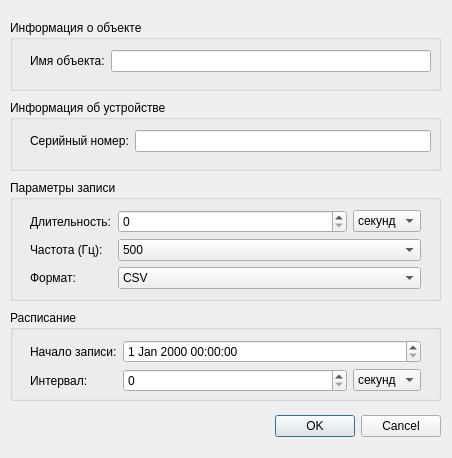
Above: ui/v1/dlg_input_schedule.ui from mcsltd/mcs-inRat-planner before the change. Below: the same form after it.
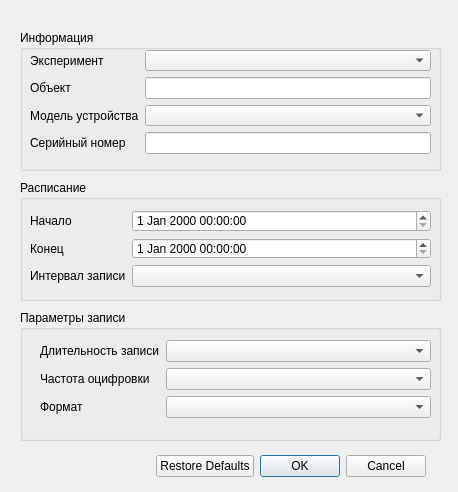
That is the form after the change.

Diff of the .ui file:
```diff
--- a/ui/v1/dlg_input_schedule.ui
+++ b/ui/v1/dlg_input_schedule.ui
@@ -9,8 +9,8 @@
    <rect>
     <x>0</x>
     <y>0</y>
-    <width>452</width>
-    <height>458</height>
+    <width>458</width>
+    <height>492</height>
    </rect>
   </property>
   <property name="windowTitle">
@@ -19,71 +19,41 @@
   <property name="autoFillBackground">
    <bool>false</bool>
   </property>
-  <widget class="QDialogButtonBox" name="buttonBox">
+  <property name="inputMethodHints">
+   <set>Qt::ImhUrlCharactersOnly</set>
+  </property>
+  <property name="sizeGripEnabled">
+   <bool>false</bool>
+  </property>
+  <widget class="QDialogButtonBox" name="buttonBoxSchedule">
    <property name="geometry">
     <rect>
-     <x>100</x>
-     <y>410</y>
-     <width>341</width>
+     <x>140</x>
+     <y>450</y>
+     <width>301</width>
      <height>32</height>
     </rect>
    </property>
+   <property name="layoutDirection">
+    <enum>Qt::LeftToRight</enum>
+   </property>
    <property name="orientation">
     <enum>Qt::Horizontal</enum>
    </property>
    <property name="standardButtons">
-    <set>QDialogButtonBox::Cancel|QDialogButtonBox::Ok</set>
+    <set>QDialogButtonBox::Cancel|QDialogButtonBox::Ok|QDialogButtonBox::RestoreDefaults</set>
    </property>
-  </widget>
-  <widget class="QGroupBox" name="groupBoxInfoObj">
-   <property name="geometry">
-    <rect>
-     <x>10</x>
-     <y>20</y>
-     <width>431</width>
-     <height>71</height>
-    </rect>
+   <property name="centerButtons">
+    <bool>true</bool>
    </property>
-   <property name="title">
-    <string>Информация о объекте</string>
-   </property>
-   <widget class="QWidget" name="formLayoutWidget">
-    <property name="geometry">
-     <rect>
-      <x>20</x>
-      <y>30</y>
-      <width>401</width>
-      <height>31</height>
-     </rect>
-    </property>
-    <layout class="QFormLayout" name="formLayoutObj">
-     <item row="0" column="0">
-      <widget class="QLabel" name="labelObj">
-       <property name="text">
-        <string>Имя объекта:</string>
-       </property>
-      </widget>
-     </item>
-     <item row="0" column="1">
-      <widget class="QLineEdit" name="lineEditObj">
-       <property name="sizePolicy">
-        <sizepolicy hsizetype="Expanding" vsizetype="Fixed">
-         <horstretch>0</horstretch>
-         <verstretch>0</verstretch>
-        </sizepolicy>
-       </property>
-      </widget>
-     </item>
-    </layout>
-   </widget>
   </widget>
   <widget class="QGroupBox" name="groupBoxRecords">
    <property name="geometry">
     <rect>
-     <x>10</x>
-     <y>180</y>
-     <width>431</width>
-     <height>121</height>
+     <x>20</x>
+     <y>310</y>
+     <width>421</width>
+     <height>131</height>
     </rect>
    </property>
    <property name="title">
@@ -102,78 +72,32 @@
      <item row="0" column="0">
       <widget class="QLabel" name="labelDuration">
        <property name="text">
-        <string>Длительность:</string>
+        <string>Длительность записи</string>
        </property>
       </widget>
      </item>
      <item row="1" column="0">
       <widget class="QLabel" name="labelFreq">
        <property name="text">
-        <string>Частота (Гц):</string>
+        <string>Частота оцифровки</string>
        </property>
       </widget>
      </item>
      <item row="1" column="1">
-      <widget class="QComboBox" name="comboBoxFreq">
-       <item>
-        <property name="text">
-         <string>500</string>
-        </property>
-       </item>
-       <item>
-        <property name="text">
-         <string>1000</string>
-        </property>
-       </item>
-       <item>
-        <property name="text">
-         <string>2000</string>
-        </property>
-       </item>
-      </widget>
+      <widget class="QComboBox" name="comboBoxFreq"/>
      </item>
      <item row="2" column="0">
       <widget class="QLabel" name="labelFormat">
        <property name="text">
-        <string>Формат:</string>
+        <string>Формат</string>
        </property>
       </widget>
      </item>
      <item row="2" column="1">
-      <widget class="QComboBox" name="comboBoxFormat">
-       <item>
-        <property name="text">
-         <string>CSV</string>
-        </property>
-       </item>
-      </widget>
+      <widget class="QComboBox" name="comboBoxFormat"/>
      </item>
      <item row="0" column="1">
-      <layout class="QHBoxLayout" name="horizontalLayout">
-       <item>
-        <widget class="QSpinBox" name="spinBoxDuration"/>
-       </item>
-       <item>
-        <widget class="QComboBox" name="comboBoxDurationDim">
-         <property name="sizePolicy">
-          <sizepolicy hsizetype="Maximum" vsizetype="Fixed">
-           <horstretch>0</horstretch>
-           <verstretch>0</verstretch>
-          </sizepolicy>
-         </property>
-         <item>
-          <property name="text">
-           <string>секунд</string>
-          </property>
-         </item>
-         <item>
-          <property name="text">
-           <string>минут</string>
-          </property>
-         </item>
-        </widget>
-       </item>
-      </layout>
+      <widget class="QComboBox" name="comboBoxDuration"/>
      </item>
     </layout>
    </widget>
@@ -181,10 +105,10 @@
   <widget class="QGroupBox" name="groupBoxSchedule">
    <property name="geometry">
     <rect>
-     <x>10</x>
-     <y>310</y>
-     <width>431</width>
-     <height>91</height>
+     <x>20</x>
+     <y>180</y>
+     <width>421</width>
+     <height>121</height>
     </rect>
    </property>
    <property name="title">
@@ -193,61 +117,42 @@
    <widget class="QWidget" name="formLayoutWidget_3">
     <property name="geometry">
      <rect>
-      <x>20</x>
+      <x>10</x>
       <y>30</y>
-      <width>391</width>
-      <height>61</height>
+      <width>401</width>
+      <height>77</height>
      </rect>
     </property>
     <layout class="QFormLayout" name="formLayoutSchedule">
      <item row="0" column="0">
       <widget class="QLabel" name="labelStarTime">
        <property name="text">
-        <string>Начало записи:</string>
+        <string>Начало </string>
        </property>
       </widget>
      </item>
-     <item row="1" column="0">
-      <widget class="QLabel" name="labelInterval">
+     <item row="2" column="0">
+      <widget class="QLabel" name="labelIntervalRecord">
        <property name="text">
-        <string>Интервал:</string>
+        <string>Интервал записи</string>
        </property>
       </widget>
      </item>
      <item row="0" column="1">
-      <widget class="QDateTimeEdit" name="dateTimeEditStartRecord"/>
+      <widget class="QDateTimeEdit" name="dateTimeEditStartExperiment"/>
+     </item>
+     <item row="1" column="0">
+      <widget class="QLabel" name="labeFinishTime">
+       <property name="text">
+        <string>Конец </string>
+       </property>
+      </widget>
      </item>
      <item row="1" column="1">
-      <layout class="QHBoxLayout" name="horizontalLayoutInterval">
-       <item>
-        <widget class="QSpinBox" name="spinBoxInterval"/>
-       </item>
-       <item>
-        <widget class="QComboBox" name="comboBoxIntervalDim">
-         <property name="sizePolicy">
-          <sizepolicy hsizetype="Maximum" vsizetype="Fixed">
-           <horstretch>0</horstretch>
-           <verstretch>0</verstretch>
-          </sizepolicy>
-         </property>
-         <item>
-          <property name="text">
-           <string>секунд</string>
-          </property>
-         </item>
-         <item>
-          <property name="text">
-           <string>минут</string>
-          </property>
-         </item>
-         <item>
-          <property name="text">
-           <string>часов</string>
-          </property>
-         </item>
-        </widget>
-       </item>
-      </layout>
+      <widget class="QDateTimeEdit" name="dateTimeEditFinishExperiment"/>
+     </item>
+     <item row="2" column="1">
+      <widget class="QComboBox" name="comboBoxInterval"/>
      </item>
     </layout>
    </widget>
@@ -255,42 +160,75 @@
   <widget class="QGroupBox" name="groupBoxDevice">
    <property name="geometry">
     <rect>
-     <x>10</x>
-     <y>100</y>
-     <width>431</width>
-     <height>71</height>
+     <x>20</x>
+     <y>30</y>
+     <width>421</width>
+     <height>141</height>
     </rect>
    </property>
    <property name="title">
-    <string>Информация об устройстве</string>
+    <string>Информация</string>
    </property>
-   <widget class="QWidget" name="formLayoutWidget_4">
+   <widget class="QWidget" name="formLayoutWidget">
     <property name="geometry">
      <rect>
-      <x>20</x>
-      <y>30</y>
+      <x>10</x>
+      <y>20</y>
       <width>401</width>
-      <height>31</height>
+      <height>104</height>
      </rect>
     </property>
-    <layout class="QFormLayout" name="formLayoutSn">
+    <layout class="QFormLayout" name="formLayoutInformation">
      <item row="0" column="0">
       <widget class="QLabel" name="labelSn">
        <property name="text">
-        <string>Серийный номер:</string>
+        <string>Эксперимент</string>
        </property>
       </widget>
      </item>
      <item row="0" column="1">
-      <widget class="QLineEdit" name="lineEditSn">
-       <property name="sizePolicy">
-        <sizepolicy hsizetype="Expanding" vsizetype="Fixed">
-         <horstretch>0</horstretch>
-         <verstretch>0</verstretch>
-        </sizepolicy>
+      <widget class="QComboBox" name="ComboBoxExperiment">
+       <property name="enabled">
+        <bool>true</bool>
        </property>
+       <property name="editable">
+        <bool>false</bool>
+       </property>
+       <property name="currentText">
+        <string/>
+       </property>
       </widget>
      </item>
+     <item row="1" column="0">
+      <widget class="QLabel" name="LabelObject">
+       <property name="text">
+        <string>Объект</string>
+       </property>
+      </widget>
+     </item>
+     <item row="1" column="1">
+      <widget class="QLineEdit" name="LineEditObject"/>
+     </item>
+     <item row="2" column="0">
+      <widget class="QLabel" name="LabelModelDevice">
+       <property name="text">
+        <string>Модель устройства</string>
+       </property>
+      </widget>
+     </item>
+     <item row="2" column="1">
+      <widget class="QComboBox" name="ComboBoxModelDevice"/>
+     </item>
+     <item row="3" column="0">
+      <widget class="QLabel" name="LabelSnDevice">
+       <property name="text">
+        <string>Серийный номер</string>
+       </property>
+      </widget>
+     </item>
+     <item row="3" column="1">
+      <widget class="QLineEdit" name="LineEditSnDevice"/>
+     </item>
     </layout>
    </widget>
   </widget>
```
Left out of the diff: 10 changed lines with no effect on the pictures.
